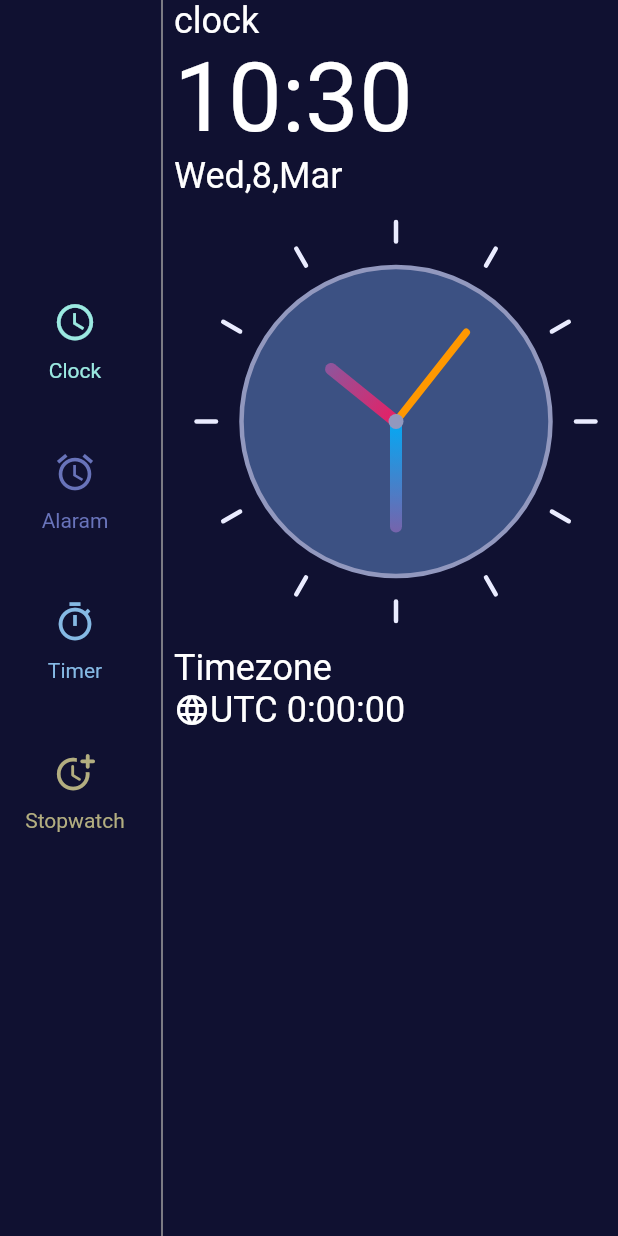
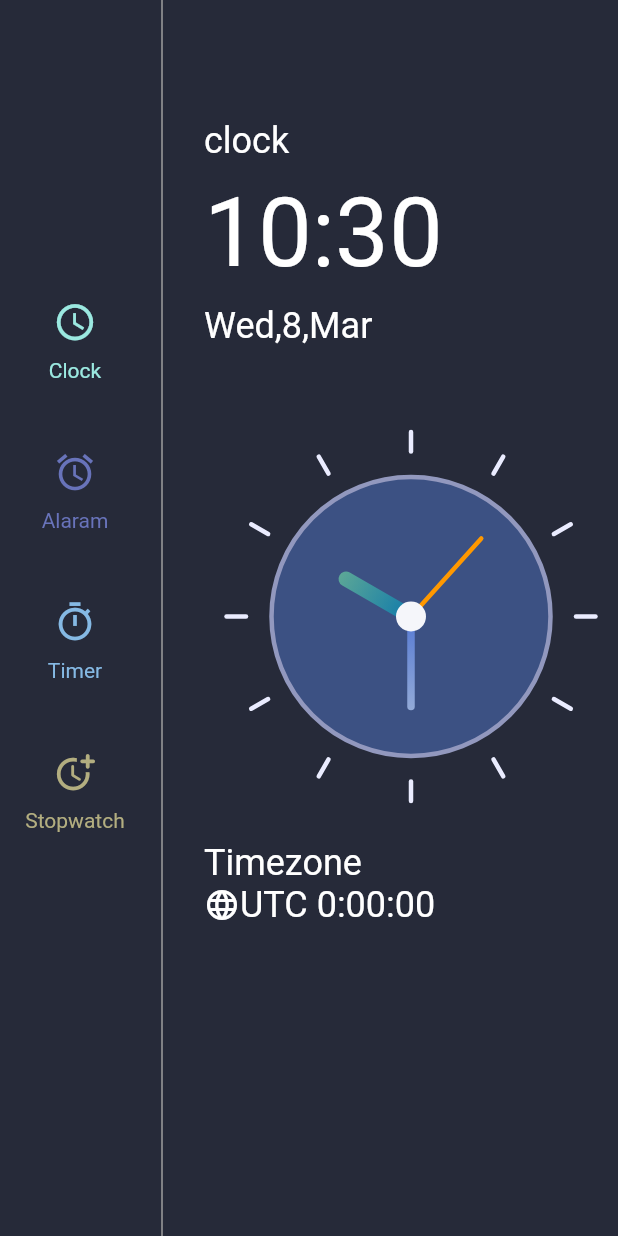
Before and after one commit to mohammedshahirck/Clock-App, a Flutter app: the screen it shows after launch, on a phone screen of 412 x 824 dp. Run offline on Flutter 3.47's test engine with Material 2 defaults, Android fonts, the phone set to English and light mode, and no system bars.

Commit message:
clock ui update

```diff
--- a/clock_app/lib/view/homo_page/home.dart
+++ b/clock_app/lib/view/homo_page/home.dart
@@ -17,7 +17,7 @@ class Homepage extends StatelessWidget {
     var timeZoneString = now.timeZoneOffset.toString().split('.').first;
 
     return Scaffold(
-      backgroundColor: const Color.fromARGB(255, 16, 17, 49),
+      backgroundColor: const Color(0xff262A39),
       body: SafeArea(
         child: Row(
           children: [
@@ -60,7 +60,7 @@ class Homepage extends StatelessWidget {
                   text: 'Stopwatch',
                 ),
                 SizedBox(
-                  height: 20,
+                  height: 15,
                 ),
               ],
             ),
@@ -68,23 +68,38 @@ class Homepage extends StatelessWidget {
               color: Colors.grey,
               thickness: 1,
             ),
+            const SizedBox(
+              width: 20,
+            ),
             Expanded(
               child: Container(
-                color: const Color.fromARGB(255, 16, 17, 49),
+                color: const Color(0xff262A39),
                 child: Column(
                   crossAxisAlignment: CrossAxisAlignment.start,
                   children: <Widget>[
+                    const SizedBox(
+                      height: 80,
+                    ),
                     const Text(
                       'clock',
                       style: TextStyle(color: Colors.white, fontSize: 24),
+                    ),
+                    const SizedBox(
+                      height: 10,
                     ),
                     Text(
                       formattedTime,
                       style: const TextStyle(color: Colors.white, fontSize: 64),
                     ),
+                    const SizedBox(
+                      height: 10,
+                    ),
                     Text(
                       formattedDate,
                       style: const TextStyle(color: Colors.white, fontSize: 24),
+                    ),
+                    const SizedBox(
+                      height: 30,
                     ),
                     const ClockView(),
                     const Text(
--- a/clock_app/lib/view/homo_page/widget/side_menu_item.dart
+++ b/clock_app/lib/view/homo_page/widget/side_menu_item.dart
@@ -15,7 +15,9 @@ class SideMenu extends StatelessWidget {
 
   @override
   Widget build(BuildContext context) {
-    return SizedBox(
+    return GestureDetector(
+      onTap: () {},
+      child: SizedBox(
         height: 80,
         width: 100,
         child: Column(
@@ -25,7 +27,7 @@ class SideMenu extends StatelessWidget {
               color: colors,
               size: size,
             ),
-          SizedBox(
+            const SizedBox(
               height: 10,
             ),
             Text(
@@ -34,6 +36,7 @@ class SideMenu extends StatelessWidget {
             )
           ],
         ),
+      ),
     );
   }
 }
```
Also changed, not shown: clock_app/lib/view/clock_view/clock_view.dart (+1 -73 lines), clock_app/lib/view/clock_view/widget/clock_custom_paint.dart (added, +82 -0 lines). Lines whose indentation alone changed are shown as unchanged.
